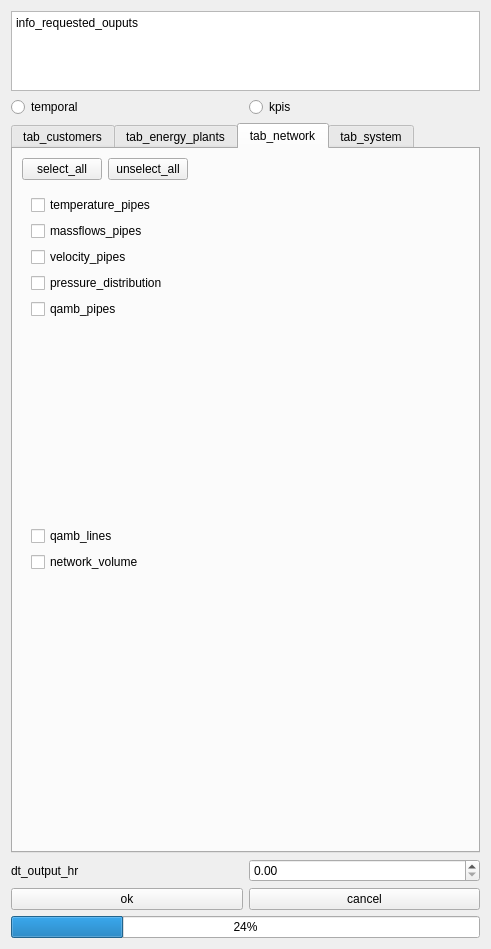
Qt form districts/RequestedOutputs_dialog.ui (equa/IDA-Districts) before a commit.
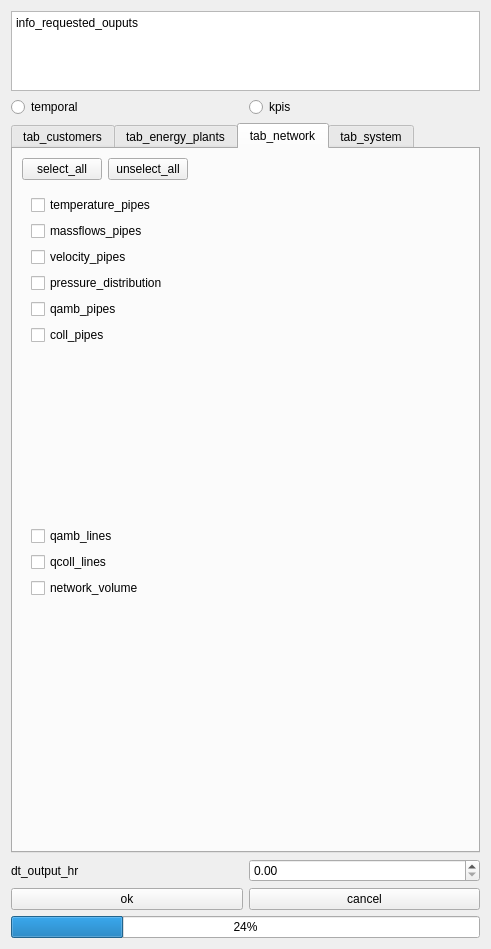
The same form after that commit. The open tabs and pages were chosen to show the change.

What changed in the file:
```diff
--- a/districts/RequestedOutputs_dialog.ui
+++ b/districts/RequestedOutputs_dialog.ui
@@ -586,6 +586,13 @@
               </property>
              </widget>
             </item>
+            <item>
+             <widget class="QCheckBox" name="checkBoxCollPipe">
+              <property name="text">
+               <string>coll_pipes</string>
+              </property>
+             </widget>
+            </item>
             <item>
              <spacer name="verticalSpacer_3">
               <property name="orientation">
@@ -618,6 +625,13 @@
               </property>
              </widget>
             </item>
+            <item>
+             <widget class="QCheckBox" name="checkBoxCollLines">
+              <property name="text">
+               <string>qcoll_lines</string>
+              </property>
+             </widget>
+            </item>
             <item>
              <widget class="QCheckBox" name="checkBoxVolumeLines">
               <property name="text">
```
